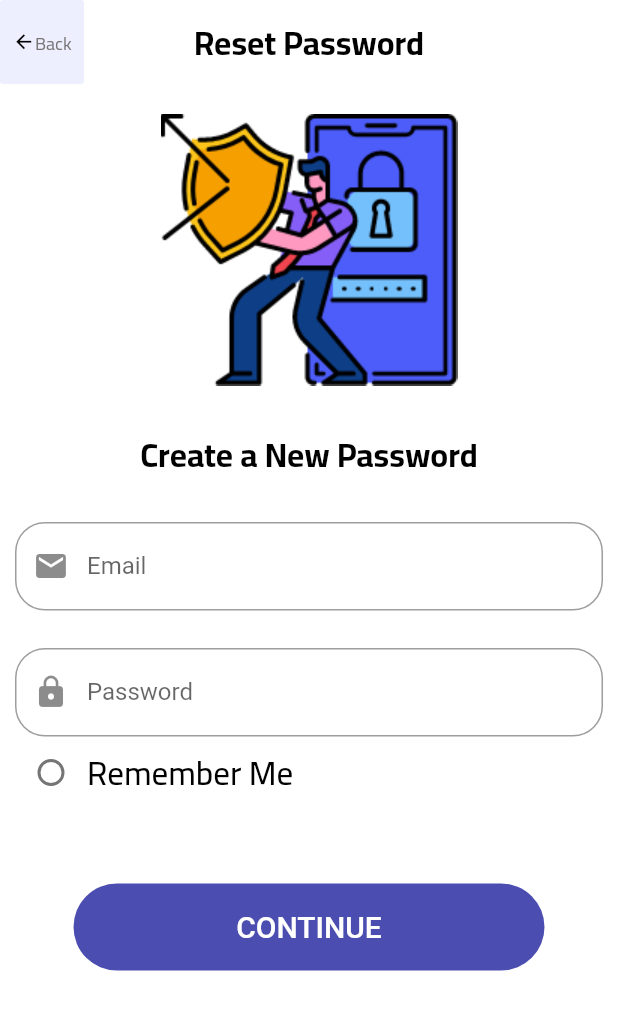
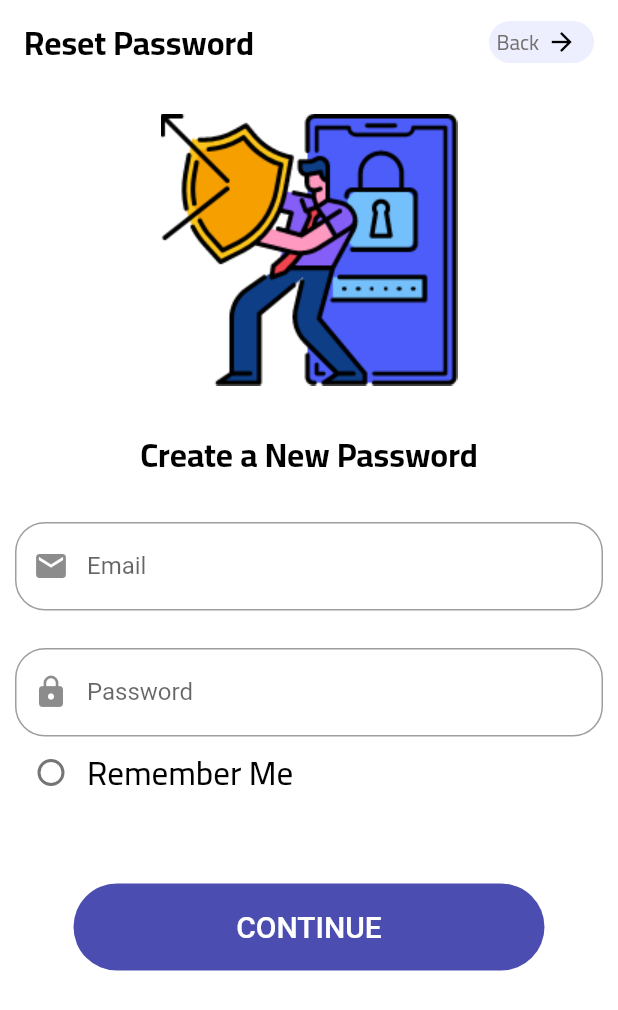
Before and after one commit to Tarekelsayed44/Graduation_project, a Flutter app: the ResetPass screen opened directly, on a phone screen of 412 x 824 dp. Shown: the top 1010 px of the screen. Run offline on Flutter 3.47's test engine with Material 2 defaults, Android fonts, the light colour scheme and no system bars; our stand-ins replace easy_localization, flutter_phoenix, get_it, hexcolor, intl_phone_field, shared_preferences; accounts and stored records are empty.

Commit message:
backbutton3

```diff
--- a/lib/app/app.dart
+++ b/lib/app/app.dart
@@ -9,9 +9,7 @@ import 'package:pick_park/screens/sign_up/sign_up1.dart';
 import 'package:pick_park/screens/splash/splach2.dart';
 import 'package:pick_park/screens/splash/splash1.dart';
 import 'package:pick_park/shared/styles/theme.dart';
-
 import '../presentations/resources/route_manager.dart';
-import '../screens/settings/edit_account.dart';
 import '../screens/settings/settings.dart';
 import '../screens/sign_up/sign_up2.dart';
 import 'app_pref.dart';
@@ -42,7 +40,7 @@ class _MyAppState extends State<MyApp> {
       debugShowCheckedModeBanner: false,
       //onGenerateRoute: RouteGenerator.getRoute,
      // initialRoute: Routes.loginRoute,
-     home:EditAccount(),
+     home:ResetPass(),
       theme: ThemeData(),
     );
   }
--- a/lib/screens/reset_password/resetPassword.dart
+++ b/lib/screens/reset_password/resetPassword.dart
@@ -23,37 +23,17 @@ class _ResetPassState extends State<ResetPass> {
       appBar: AppBar(
         backgroundColor: Colors.white,
         elevation: 0,
-        leading: GestureDetector(
-          onTap: () {},
-          child: Container(
-            height: 3,
-            width: 15,
-            alignment: Alignment.center,
-            decoration: BoxDecoration(
-              color: Color(0xffedefff),
-              borderRadius: BorderRadius.circular(2),
+        title: Row(
+          children: [
+            Text(
+              AppStrings.resetPassword.tr(),
+              style: getBoldStyle(
+                color: Colors.black,
+              ),
             ),
-            child: Row(
-              mainAxisSize: MainAxisSize.min,
-              children: [
-                Icon(
-                  Icons.arrow_back,
-                  color: Colors.black,
-                  size: 15,
-                ),
-                Text(
-                  AppStrings.back.tr(),
-                  style: getRegularStyle(color: Color(0xff777374)),
-                ),
-              ],
-            ),
-          ),
-        ),
-        title: Text(
-          AppStrings.resetPassword.tr(),
-          style: getBoldStyle(
-            color: Colors.black,
-          ),
+            Spacer(),
+            backButton()
+          ],
         ),
         centerTitle: true,
       ),
```
